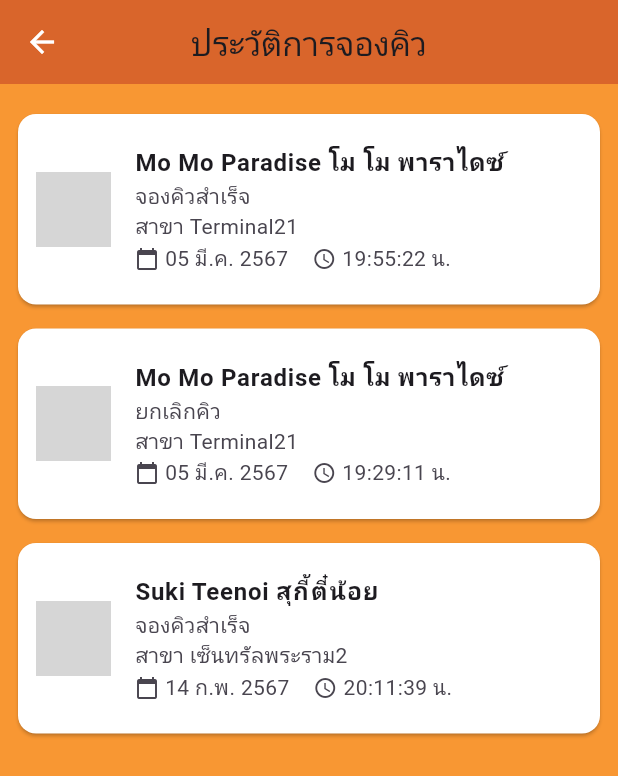
After one commit to First97/project_itds283_mobile, a Flutter app: the BookingHistory screen opened directly, on a phone screen of 412 x 824 dp. The commit adds this screen. Shown: the top 776 px of the screen. Run offline on Flutter 3.47's test engine with Material 3 defaults, Android fonts, the phone set to English and light mode, and no system bars; our stand-ins replace google_fonts; Roboto replaces fonts that are missing (Kanit); grey boxes are pictures that could not be loaded.

Commit message:
search and booking

```diff
--- /dev/null
+++ b/project/lib/pages/booking_history.dart
@@ -0,0 +1,83 @@
+import 'package:flutter/material.dart';
+
+class BookingHistory extends StatelessWidget {
+  final List<Map<String, String>> historyData = [
+    {
+      'restaurant': 'Mo Mo Paradise โม โม พาราไดซ์',
+      'status': 'จองคิวสำเร็จ',
+      'branch': 'Terminal21',
+      'date': '05 มี.ค. 2567',
+      'time': '19:55:22 น.',
+      'logo': 'assets/momo.png',
+    },
+    {
+      'restaurant': 'Mo Mo Paradise โม โม พาราไดซ์',
+      'status': 'ยกเลิกคิว',
+      'branch': 'Terminal21',
+      'date': '05 มี.ค. 2567',
+      'time': '19:29:11 น.',
+      'logo': 'assets/momo.png',
+    },
+    {
+      'restaurant': 'Suki Teenoi สุกี้ตี๋น้อย',
+      'status': 'จองคิวสำเร็จ',
+      'branch': 'เซ็นทรัลพระราม2',
+      'date': '14 ก.พ. 2567',
+      'time': '20:11:39 น.',
+      'logo': 'assets/suki.png',
+    },
+  ];
+
+  @override
+  Widget build(BuildContext context) {
+    return Scaffold(
+      backgroundColor: Color(0xFFF89733),
+      appBar: AppBar(
+        backgroundColor: Color(0xFFD9652B),
+        title: Text('ประวัติการจองคิว'),
+        centerTitle: true,
+        leading: BackButton(color: Colors.white),
+      ),
+      body: ListView.builder(
+        padding: EdgeInsets.all(12),
+        itemCount: historyData.length,
+        itemBuilder: (context, index) {
+          final item = historyData[index];
+          return Card(
+            color: Colors.white,
+            margin: EdgeInsets.symmetric(vertical: 8),
+            shape: RoundedRectangleBorder(
+              borderRadius: BorderRadius.circular(12),
+            ),
+            child: ListTile(
+              contentPadding: EdgeInsets.all(12),
+              leading: Image.asset(item['logo']!, width: 50, height: 50),
+              title: Text(
+                item['restaurant']!,
+                style: TextStyle(fontWeight: FontWeight.bold),
+              ),
+              subtitle: Column(
+                crossAxisAlignment: CrossAxisAlignment.start,
+                children: [
+                  Text(item['status']!),
+                  Text('สาขา ${item['branch']}'),
+                  Row(
+                    children: [
+                      Icon(Icons.calendar_today, size: 16),
+                      SizedBox(width: 4),
+                      Text(item['date']!),
+                      SizedBox(width: 16),
+                      Icon(Icons.access_time, size: 16),
+                      SizedBox(width: 4),
+                      Text(item['time']!),
+                    ],
+                  ),
+                ],
+              ),
+            ),
+          );
+        },
+      ),
+    );
+  }
+}
```
Also changed, not shown: project/lib/pages/home_screen.dart (+24 -9 lines), project/lib/pages/search_screen.dart (added, +65 -0 lines).
